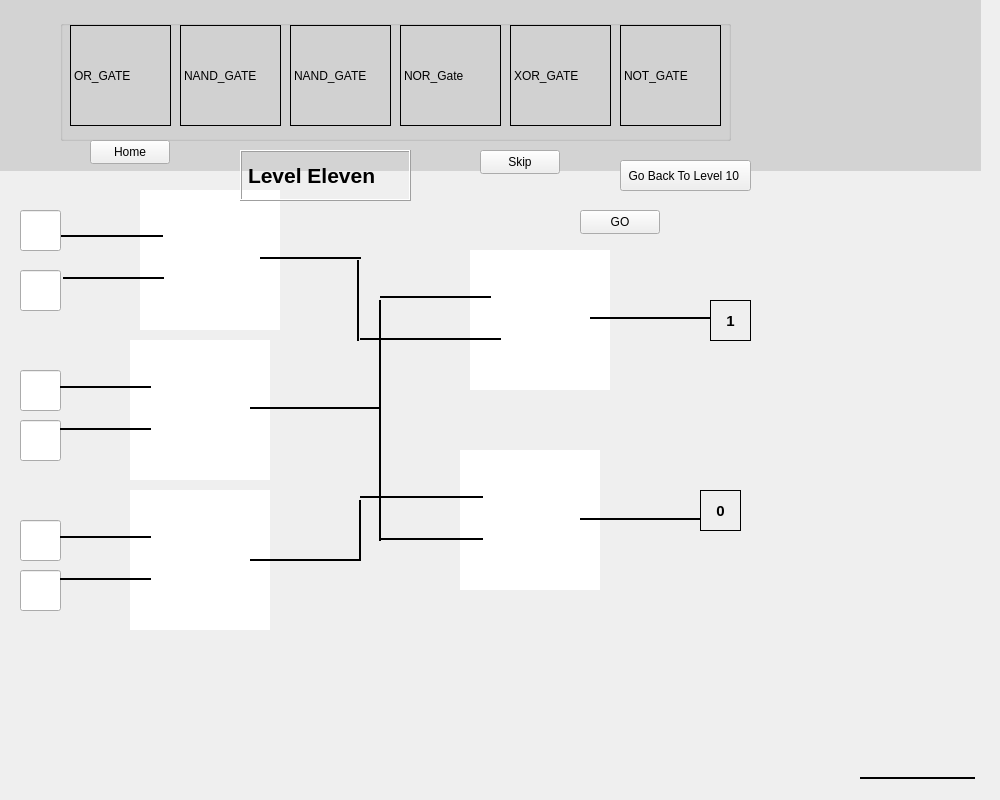
This is LevelsView.ui in AhmedZ70/BitWise-EducationalApp as Qt 5 draws it before an edit. The edited form follows.
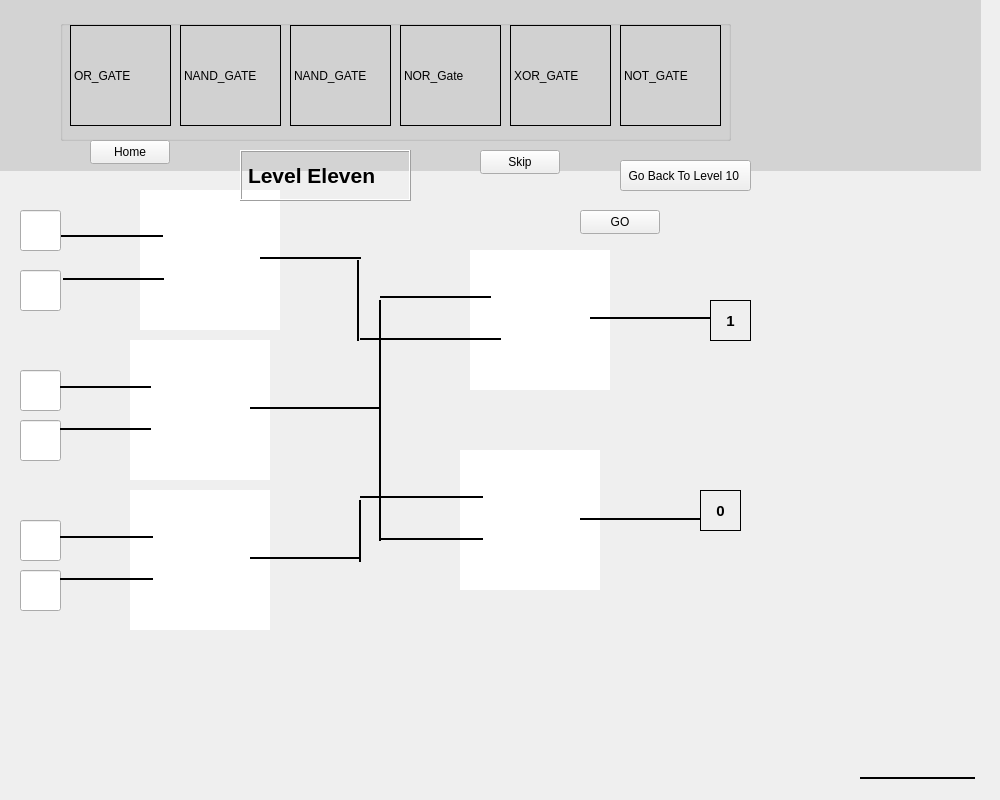
This is the edited form. The open tabs and pages were chosen to show the change. Icons and pictures are not drawn. Custom widgets are drawn as their Qt base class.

The edit to the form file:
```diff
--- a/LevelsView.ui
+++ b/LevelsView.ui
@@ -3567,7 +3567,7 @@
      <property name="geometry">
       <rect>
        <x>83</x>
-       <y>130</y>
+       <y>131</y>
        <width>101</width>
        <height>16</height>
       </rect>
@@ -3765,25 +3765,6 @@
       <number>1</number>
      </property>
     </widget>
-    <widget class="Line" name="line_74">
-     <property name="geometry">
-      <rect>
-       <x>370</x>
-       <y>360</y>
-       <width>20</width>
-       <height>61</height>
-      </rect>
-     </property>
-     <property name="frameShadow">
-      <enum>QFrame::Plain</enum>
-     </property>
-     <property name="lineWidth">
-      <number>2</number>
-     </property>
-     <property name="orientation">
-      <enum>Qt::Vertical</enum>
-     </property>
-    </widget>
     <widget class="Line" name="line_77">
      <property name="geometry">
       <rect>
@@ -3997,7 +3978,7 @@
       <rect>
        <x>80</x>
        <y>389</y>
-       <width>91</width>
+       <width>93</width>
        <height>16</height>
       </rect>
      </property>
@@ -4016,7 +3997,7 @@
       <rect>
        <x>80</x>
        <y>431</y>
-       <width>91</width>
+       <width>93</width>
        <height>16</height>
       </rect>
      </property>
@@ -4112,7 +4093,7 @@
      <property name="geometry">
       <rect>
        <x>270</x>
-       <y>410</y>
+       <y>408</y>
        <width>111</width>
        <height>20</height>
       </rect>
@@ -4127,6 +4108,25 @@
       <enum>Qt::Horizontal</enum>
      </property>
     </widget>
+    <widget class="Line" name="line_83">
+     <property name="geometry">
+      <rect>
+       <x>370</x>
+       <y>360</y>
+       <width>20</width>
+       <height>62</height>
+      </rect>
+     </property>
+     <property name="frameShadow">
+      <enum>QFrame::Plain</enum>
+     </property>
+     <property name="lineWidth">
+      <number>2</number>
+     </property>
+     <property name="orientation">
+      <enum>Qt::Vertical</enum>
+     </property>
+    </widget>
    </widget>
    <widget class="QWidget" name="level12">
     <widget class="QLabel" name="label_22">
```
Left out of the diff: 2 changed lines with no effect on the pictures.
